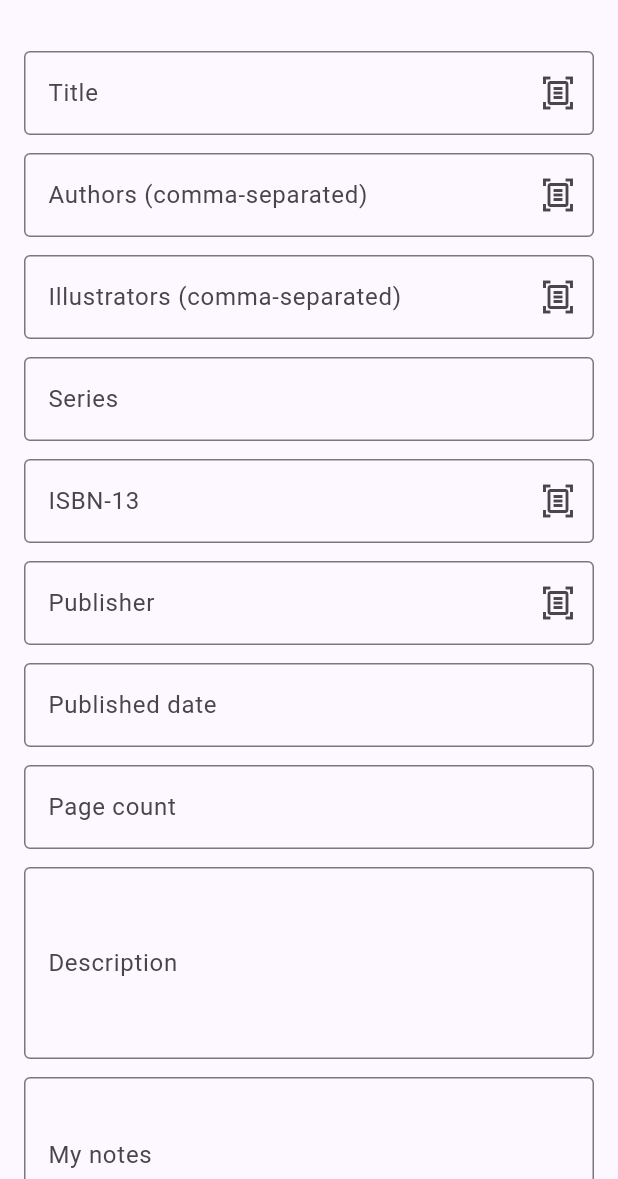
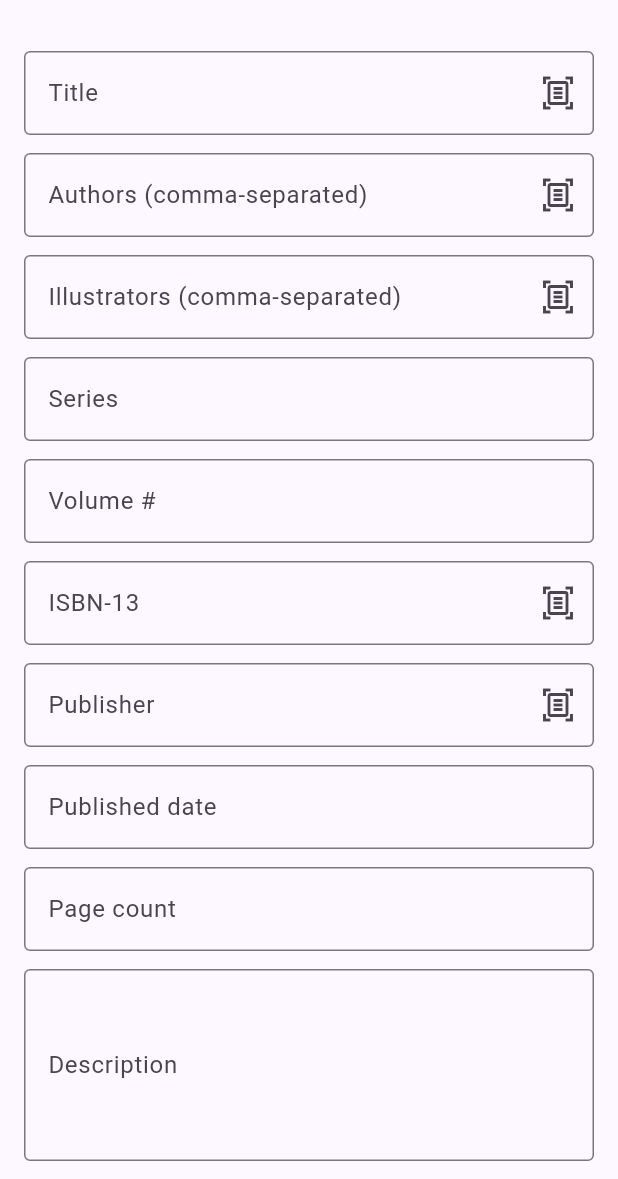
Before and after one commit to LDKTC/App-OpenShelf, a Flutter app: the BookEditScreen screen opened directly, on a phone screen of 412 x 824 dp, the part 57-1236 px from its top. Run offline on Flutter 3.47's test engine with Material 3 defaults, Android fonts, the phone set to English and light mode, and no system bars; our stand-ins replace image_picker, package_info_plus, permission_handler, shared_preferences, sqflite; missing offline and left inert: google_mlkit_document_scanner, google_mlkit_text_recognition, mobile_scanner; accounts and stored records are empty.

Commit message:
Allow reusing existing book titles; add series volume number
Book titles can now be picked from previously-used values via the same
suggestion-dropdown pattern already used for series/authors/publisher,
so re-entering a title used elsewhere (e.g. another volume of the same
series) is a tap instead of retyping — and duplicates were never
actually blocked, so this just surfaces the existing values.

Also adds a `seriesVolume` field to Book so a volume/issue number can
be recorded and shown alongside the series name (e.g. "Series · Vol. 3")
on the book detail screen.

```diff
--- a/lib/l10n/app_localizations.dart
+++ b/lib/l10n/app_localizations.dart
@@ -241,6 +241,8 @@ class AppLocalizations {
   String get myNotesLabel => _t('myNotesLabel');
   String illustratedBy(String names) => _p('illustratedBy', {'names': names});
   String isbnLabel(String isbn) => _p('isbnLabel', {'isbn': isbn});
+  String seriesWithVolume(String series, String volume) =>
+      _p('seriesWithVolume', {'series': series, 'volume': volume});
   String sourceLabel(String source) => _p('sourceLabel', {'source': source});
   String get book3DPreviewTitle => _t('book3DPreviewTitle');
   String get book3DFlipHint => _t('book3DFlipHint');
@@ -255,6 +257,8 @@ class AppLocalizations {
   String get authorsField => _t('authorsField');
   String get illustratorsField => _t('illustratorsField');
   String get seriesField => _t('seriesField');
+  String get seriesVolumeField => _t('seriesVolumeField');
+  String get seriesVolumeHint => _t('seriesVolumeHint');
   String get isbn13Field => _t('isbn13Field');
   String get publisherField => _t('publisherField');
   String get publishedDateField => _t('publishedDateField');
@@ -488,6 +492,7 @@ const _en = <String, String>{
   'sourceLabel': 'Source: {source}',
   'book3DPreviewTitle': '3D preview',
   'book3DFlipHint': 'Tap the cover to flip it around.',
+  'seriesWithVolume': '{series} · Vol. {volume}',
 
   // Book edit screen (book_edit_screen.dart)
   'editBookTitle': 'Edit Book',
@@ -497,6 +502,8 @@ const _en = <String, String>{
   'authorsField': 'Authors (comma-separated)',
   'illustratorsField': 'Illustrators (comma-separated)',
   'seriesField': 'Series',
+  'seriesVolumeField': 'Volume #',
+  'seriesVolumeHint': 'e.g. 3',
   'isbn13Field': 'ISBN-13',
   'publisherField': 'Publisher',
   'publishedDateField': 'Published date',
@@ -692,6 +699,7 @@ const _th = <String, String>{
   'sourceLabel': 'ที่มา: {source}',
   'book3DPreviewTitle': 'ภาพจำลอง 3 มิติ',
   'book3DFlipHint': 'แตะที่ปกหนังสือเพื่อพลิกดูอีกด้าน',
+  'seriesWithVolume': '{series} เล่มที่ {volume}',
 
   // Book edit screen (book_edit_screen.dart)
   'editBookTitle': 'แก้ไขหนังสือ',
@@ -701,6 +709,8 @@ const _th = <String, String>{
   'authorsField': 'ผู้แต่ง (คั่นด้วยจุลภาค)',
   'illustratorsField': 'ผู้วาดภาพประกอบ (คั่นด้วยจุลภาค)',
   'seriesField': 'ซีรีย์',
+  'seriesVolumeField': 'เล่มที่',
+  'seriesVolumeHint': 'เช่น 3',
   'isbn13Field': 'ISBN-13',
   'publisherField': 'สำนักพิมพ์',
   'publishedDateField': 'วันที่เผยแพร่',
--- a/lib/models/book.dart
+++ b/lib/models/book.dart
@@ -6,6 +6,7 @@ class Book {
   final List<String> authors;
   final List<String> illustrators;
   final String? series;
+  final int? seriesVolume;
   final String? publisher;
   final String? publishedDate;
   final String? description;
@@ -25,6 +26,7 @@ class Book {
     this.authors = const [],
     this.illustrators = const [],
     this.series,
+    this.seriesVolume,
     this.publisher,
     this.publishedDate,
     this.description,
@@ -48,6 +50,7 @@ class Book {
     List<String>? authors,
     List<String>? illustrators,
     String? series,
+    int? seriesVolume,
     String? publisher,
     String? publishedDate,
     String? description,
@@ -67,6 +70,7 @@ class Book {
       authors: authors ?? this.authors,
       illustrators: illustrators ?? this.illustrators,
       series: series ?? this.series,
+      seriesVolume: seriesVolume ?? this.seriesVolume,
       publisher: publisher ?? this.publisher,
       publishedDate: publishedDate ?? this.publishedDate,
       description: description ?? this.description,
@@ -89,6 +93,7 @@ class Book {
       'authors': authors.join('|'),
       'illustrators': illustrators.join('|'),
       'series': series,
+      'seriesVolume': seriesVolume,
       'publisher': publisher,
       'publishedDate': publishedDate,
       'description': description,
@@ -117,6 +122,7 @@ class Book {
           ? const []
           : illustratorsRaw.split('|'),
       series: map['series'] as String?,
+      seriesVolume: map['seriesVolume'] as int?,
       publisher: map['publisher'] as String?,
       publishedDate: map['publishedDate'] as String?,
       description: map['description'] as String?,
--- a/lib/screens/book_detail_screen.dart
+++ b/lib/screens/book_detail_screen.dart
@@ -103,7 +103,10 @@ class BookDetailScreen extends StatelessWidget {
                     if (book.series != null) ...[
                       const SizedBox(height: 2),
                       Text(
-                        book.series!,
+                        book.seriesVolume != null
+                            ? t.seriesWithVolume(
+                                book.series!, book.seriesVolume!.toString())
+                            : book.series!,
                         style: Theme.of(context).textTheme.bodySmall?.copyWith(
                               fontStyle: FontStyle.italic,
                             ),
--- a/lib/screens/book_edit_screen.dart
+++ b/lib/screens/book_edit_screen.dart
@@ -37,6 +37,7 @@ class _BookEditScreenState extends State<BookEditScreen> {
   late final TextEditingController _authors;
   late final TextEditingController _illustrators;
   late final TextEditingController _series;
+  late final TextEditingController _seriesVolume;
   late final TextEditingController _publisher;
   late final TextEditingController _publishedDate;
   late final TextEditingController _isbn13;
@@ -68,6 +69,8 @@ class _BookEditScreenState extends State<BookEditScreen> {
           .join(', '),
     );
     _series = TextEditingController(text: book?.series ?? '');
+    _seriesVolume =
+        TextEditingController(text: book?.seriesVolume?.toString() ?? '');
     _publisher = TextEditingController(text: book?.publisher ?? metadata?.publisher ?? '');
     _publishedDate = TextEditingController(
       text: book?.publishedDate ?? metadata?.publishedDate ?? '',
@@ -97,6 +100,7 @@ class _BookEditScreenState extends State<BookEditScreen> {
     _authors.dispose();
     _illustrators.dispose();
     _series.dispose();
+    _seriesVolume.dispose();
     _publisher.dispose();
     _publishedDate.dispose();
     _isbn13.dispose();
@@ -129,6 +133,7 @@ class _BookEditScreenState extends State<BookEditScreen> {
       authors: authors,
       illustrators: illustrators,
       series: _series.text.trim().isEmpty ? null : _series.text.trim(),
+      seriesVolume: int.tryParse(_seriesVolume.text.trim()),
       publisher: _publisher.text.trim().isEmpty ? null : _publisher.text.trim(),
       publishedDate: _publishedDate.text.trim().isEmpty ? null : _publishedDate.text.trim(),
       description: _description.text.trim().isEmpty ? null : _description.text.trim(),
@@ -230,8 +235,9 @@ class _BookEditScreenState extends State<BookEditScreen> {
                   child: Image.network(_thumbnailUrl!, height: 140),
                 ),
               ),
-            TextFormField(
+            SuggestionTextField(
               controller: _title,
+              suggestions: library.knownTitles,
               decoration: InputDecoration(
                 labelText: t.titleField,
                 suffixIcon: _scanButton(t.titleField, _title),
@@ -264,6 +270,15 @@ class _BookEditScreenState extends State<BookEditScreen> {
               controller: _series,
               suggestions: library.knownSeries,
               decoration: InputDecoration(labelText: t.seriesField),
+            ),
+            const SizedBox(height: 12),
+            TextFormField(
+              controller: _seriesVolume,
+              decoration: InputDecoration(
+                labelText: t.seriesVolumeField,
+                hintText: t.seriesVolumeHint,
+              ),
+              keyboardType: TextInputType.number,
             ),
             const SizedBox(height: 12),
             TextFormField(
--- a/lib/services/database_service.dart
+++ b/lib/services/database_service.dart
@@ -13,7 +13,7 @@ class DatabaseService {
   static final DatabaseService instance = DatabaseService._internal();
 
   static const _dbName = 'quetzalib.db';
-  static const _dbVersion = 4;
+  static const _dbVersion = 5;
 
   Database? _db;
 
@@ -38,6 +38,7 @@ class DatabaseService {
             authors TEXT,
             illustrators TEXT,
             series TEXT,
+            seriesVolume INTEGER,
             publisher TEXT,
             publishedDate TEXT,
             description TEXT,
@@ -90,6 +91,9 @@ class DatabaseService {
         }
         if (oldVersion < 4) {
           await _migrateToV4(db);
+        }
+        if (oldVersion < 5) {
+          await _migrateToV5(db);
         }
       },
     );
@@ -210,6 +214,12 @@ class DatabaseService {
   /// series/collection it belongs to.
   Future<void> _migrateToV4(Database db) async {
     await db.execute('ALTER TABLE books ADD COLUMN series TEXT');
+  }
+
+  /// Upgrades to v5: adds the `seriesVolume` column, so a book can record
+  /// its volume/issue number within [Book.series] (e.g. "เล่มที่ 3").
+  Future<void> _migrateToV5(Database db) async {
+    await db.execute('ALTER TABLE books ADD COLUMN seriesVolume INTEGER');
   }
 
   // ---------------------------------------------------------------------
--- a/lib/state/library_provider.dart
+++ b/lib/state/library_provider.dart
@@ -84,6 +84,8 @@ class LibraryProvider extends ChangeNotifier {
   // ---------------------------------------------------------------------
   // Previously-used field values, for the edit form's suggestion dropdowns
   // ---------------------------------------------------------------------
+
+  Set<String> get knownTitles => {for (final b in _books) b.title};
 
   Set<String> get knownAuthors => {for (final b in _books) ...b.authors};
 
```
